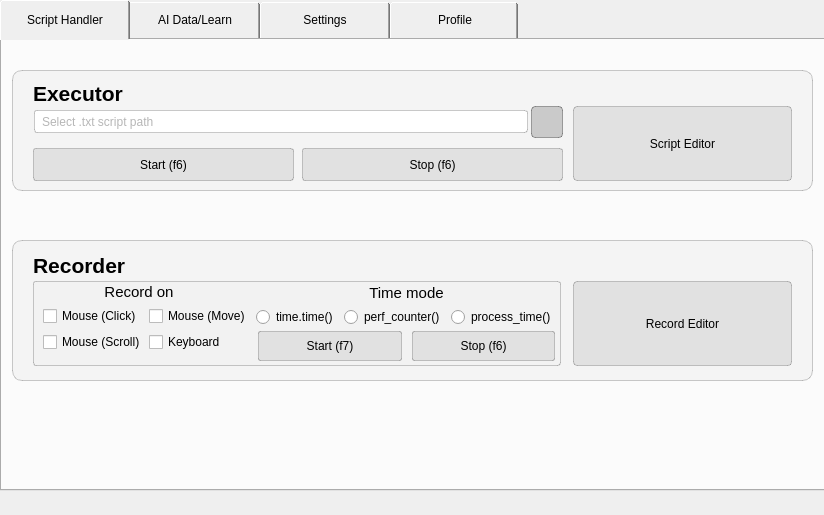
Old version of the form mainUI.ui in the repository GInputAI/GInputAI_Main.
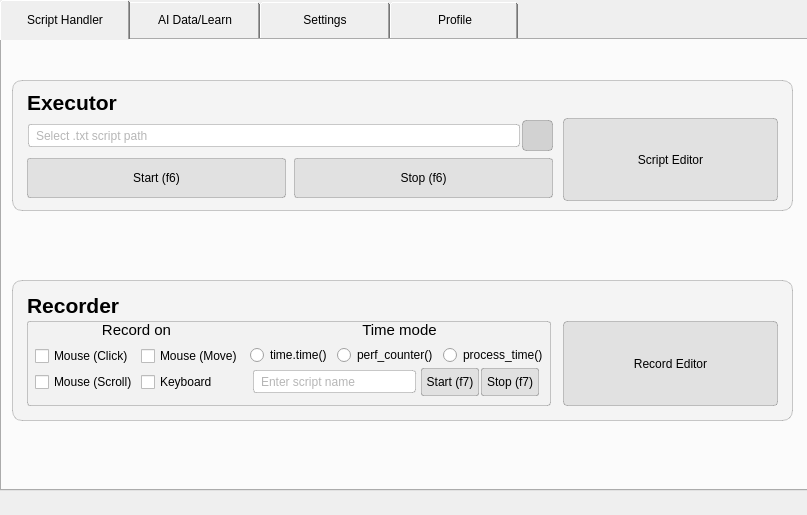
New version of the form. Icons and pictures are not drawn.

Commit message: new gui add record func

The edit to the form file:
```diff
--- a/mainUI.ui
+++ b/mainUI.ui
@@ -12,7 +12,7 @@
    <rect>
     <x>0</x>
     <y>0</y>
-    <width>824</width>
+    <width>807</width>
     <height>515</height>
    </rect>
   </property>
@@ -20,8 +20,8 @@
    <string>GInput AI</string>
   </property>
   <property name="windowIcon">
-   <iconset resource="files_ico.qrc">
-    <normaloff>:/ico/assets/mouse_icon-icons.com_60636.ico</normaloff>:/ico/assets/mouse_icon-icons.com_60636.ico</iconset>
+   <iconset>
+    <normaloff>:/ico/ico/mouse_icon-icons.com_60636.ico</normaloff>:/ico/ico/mouse_icon-icons.com_60636.ico</iconset>
   </property>
   <property name="styleSheet">
    <string notr="true"/>
@@ -52,7 +52,8 @@
 QTabBar::tab {
     flex: 1;
     align-self: center;
-}</string>
+}
+</string>
     </property>
     <property name="currentIndex">
      <number>0</number>
@@ -65,9 +66,9 @@
       <property name="geometry">
        <rect>
         <x>10</x>
-        <y>30</y>
-        <width>801</width>
-        <height>121</height>
+        <y>40</y>
+        <width>781</width>
+        <height>131</height>
        </rect>
       </property>
       <property name="styleSheet">
@@ -76,18 +77,36 @@
    border: 1px solid rgba(0, 0, 0, 0.2); border-radius: 10px;
 }</string>
       </property>
+      <property name="frameShape">
+       <enum>QFrame::StyledPanel</enum>
+      </property>
+      <property name="frameShadow">
+       <enum>QFrame::Raised</enum>
+      </property>
+      <widget class="QWidget" name="layoutWidget">
+       <property name="geometry">
+        <rect>
+         <x>0</x>
+         <y>0</y>
+         <width>781</width>
+         <height>131</height>
+        </rect>
+       </property>
       <layout class="QVBoxLayout" name="verticalLayout_3">
        <property name="spacing">
-        <number>0</number>
+         <number>3</number>
        </property>
        <property name="leftMargin">
-        <number>20</number>
+         <number>15</number>
        </property>
        <property name="topMargin">
         <number>10</number>
        </property>
        <property name="rightMargin">
-        <number>20</number>
+         <number>15</number>
+        </property>
+        <property name="bottomMargin">
+         <number>10</number>
        </property>
        <item>
         <widget class="QLabel" name="label">
@@ -126,10 +145,13 @@
          </property>
          <item>
           <layout class="QVBoxLayout" name="verticalLayout_2">
+            <property name="spacing">
+             <number>5</number>
+            </property>
            <item>
             <layout class="QHBoxLayout" name="horizontalLayout" stretch="20,0">
              <property name="spacing">
-              <number>3</number>
+               <number>2</number>
              </property>
              <property name="leftMargin">
               <number>1</number>
@@ -158,44 +180,40 @@
              </item>
              <item>
               <widget class="QPushButton" name="sh_ex_filepath">
-               <property name="sizePolicy">
-                <sizepolicy hsizetype="Minimum" vsizetype="Minimum">
-                 <horstretch>0</horstretch>
-                 <verstretch>0</verstretch>
-                </sizepolicy>
-               </property>
                <property name="minimumSize">
                 <size>
-                 <width>32</width>
-                 <height>32</height>
+                  <width>31</width>
+                  <height>31</height>
                 </size>
                </property>
                <property name="maximumSize">
                 <size>
-                 <width>32</width>
-                 <height>32</height>
+                  <width>31</width>
+                  <height>31</height>
                 </size>
                </property>
                <property name="styleSheet">
                 <string notr="true">QPushButton {
-   background-color: rgb(202, 202, 202);
-   border: 1px solid rgba(0, 0, 0, 0.32); border-radius: 4px;
+    background-color: rgb(210,210,210);
+    border: 1px solid rgba(0,0,0,0.2);
+	border-radius: 4px;
 }
 
 QPushButton:hover {
-    background-color: rgb(210,210,210);
+    background-color: rgb(225,225,225);
 }
 
 QPushButton:pressed {
-	background-color: rgb(235,235,235);
+    background-color: rgb(210,210,210);
+    color: rgba(0,0,0,0.4)
 }</string>
                </property>
                <property name="text">
                 <string/>
                </property>
                <property name="icon">
-                <iconset resource="files_ico.qrc">
-                 <normaloff>:/ico/assets/folder_open_FILL0_wght400_GRAD0_opsz24.ico</normaloff>:/ico/assets/folder_open_FILL0_wght400_GRAD0_opsz24.ico</iconset>
+                 <iconset>
+                  <normaloff>:/ico/ico/folder_open_FILL0_wght400_GRAD0_opsz24.ico</normaloff>:/ico/ico/folder_open_FILL0_wght400_GRAD0_opsz24.ico</iconset>
                </property>
               </widget>
              </item>
@@ -272,7 +290,7 @@
           <widget class="QPushButton" name="sh_ex_scripteditor">
            <property name="maximumSize">
             <size>
-             <width>219</width>
+              <width>215</width>
              <height>85</height>
             </size>
            </property>
@@ -304,12 +322,13 @@
        </item>
       </layout>
      </widget>
+     </widget>
      <widget class="QFrame" name="sh_rec">
       <property name="geometry">
        <rect>
         <x>10</x>
-        <y>200</y>
-        <width>801</width>
+        <y>240</y>
+        <width>781</width>
         <height>141</height>
        </rect>
       </property>
@@ -319,15 +338,36 @@
    border: 1px solid rgba(0, 0, 0, 0.2); border-radius: 10px;
 }</string>
       </property>
+      <property name="frameShape">
+       <enum>QFrame::StyledPanel</enum>
+      </property>
+      <property name="frameShadow">
+       <enum>QFrame::Raised</enum>
+      </property>
+      <widget class="QWidget" name="layoutWidget_5">
+       <property name="geometry">
+        <rect>
+         <x>0</x>
+         <y>0</y>
+         <width>781</width>
+         <height>141</height>
+        </rect>
+       </property>
       <layout class="QVBoxLayout" name="verticalLayout_5">
        <property name="spacing">
         <number>0</number>
        </property>
        <property name="leftMargin">
-        <number>20</number>
+         <number>15</number>
+        </property>
+        <property name="topMargin">
+         <number>10</number>
        </property>
        <property name="rightMargin">
-        <number>20</number>
+         <number>15</number>
+        </property>
+        <property name="bottomMargin">
+         <number>10</number>
        </property>
        <item>
         <widget class="QLabel" name="label_5">
@@ -354,7 +394,7 @@
         </widget>
        </item>
        <item>
-        <layout class="QHBoxLayout" name="horizontalLayout_7" stretch="700,800">
+         <layout class="QHBoxLayout" name="horizontalLayout_7" stretch="1000,420">
          <property name="spacing">
           <number>12</number>
          </property>
@@ -366,18 +406,6 @@
          </property>
          <item>
           <widget class="QFrame" name="frame_recon">
-           <property name="sizePolicy">
-            <sizepolicy hsizetype="Preferred" vsizetype="Preferred">
-             <horstretch>0</horstretch>
-             <verstretch>0</verstretch>
-            </sizepolicy>
-           </property>
-           <property name="minimumSize">
-            <size>
-             <width>0</width>
-             <height>0</height>
-            </size>
-           </property>
            <property name="styleSheet">
             <string notr="true">QFrame#frame_recon {
    background-color: rgba(0,0,0,0.01);
@@ -395,16 +423,24 @@
              <rect>
               <x>0</x>
               <y>0</y>
-              <width>212</width>
-              <height>22</height>
-             </rect>
-            </property>
+               <width>524</width>
+               <height>91</height>
+              </rect>
+             </property>
+             <layout class="QHBoxLayout" name="horizontalLayout_4">
+              <property name="spacing">
+               <number>0</number>
+              </property>
+              <item>
             <layout class="QVBoxLayout" name="verticalLayout_14">
              <property name="spacing">
               <number>0</number>
              </property>
+                <property name="leftMargin">
+                 <number>3</number>
+                </property>
              <item>
-              <widget class="QLabel" name="label_9">
+                 <widget class="QLabel" name="label_10">
                <property name="maximumSize">
                 <size>
                  <width>16777215</width>
@@ -418,28 +454,28 @@
                 <string notr="true">QLabel {
     font-size: 15px;
     font-family: &quot;Noto Sans&quot;;
-	qproperty-alignment: 'Qt::AlignVCenter | Qt::AlignHCenter';
 }</string>
                </property>
                <property name="text">
                 <string>Record on</string>
                </property>
                <property name="alignment">
-                <set>Qt::AlignCenter</set>
+                   <set>Qt::AlignHCenter|Qt::AlignTop</set>
                </property>
               </widget>
              </item>
-            </layout>
-           </widget>
-           <widget class="QWidget" name="layoutWidget">
-            <property name="geometry">
-             <rect>
-              <x>0</x>
-              <y>20</y>
-              <width>213</width>
-              <height>61</height>
-             </rect>
-            </property>
+                <item>
+                 <layout class="QHBoxLayout" name="horizontalLayout_14" stretch="0">
+                  <property name="spacing">
+                   <number>0</number>
+                  </property>
+                  <property name="leftMargin">
+                   <number>0</number>
+                  </property>
+                  <property name="rightMargin">
+                   <number>0</number>
+                  </property>
+                  <item>
             <layout class="QFormLayout" name="formLayout_2">
              <property name="horizontalSpacing">
               <number>3</number>
@@ -448,7 +484,7 @@
               <number>6</number>
              </property>
              <property name="leftMargin">
-              <number>10</number>
+                     <number>5</number>
              </property>
              <property name="topMargin">
               <number>5</number>
@@ -482,28 +518,27 @@
               </widget>
              </item>
             </layout>
-           </widget>
-           <widget class="QWidget" name="layoutWidget_3">
-            <property name="geometry">
-             <rect>
-              <x>210</x>
-              <y>0</y>
-              <width>317</width>
-              <height>82</height>
-             </rect>
-            </property>
-            <layout class="QVBoxLayout" name="verticalLayout_17">
+                  </item>
+                 </layout>
+                </item>
+               </layout>
+              </item>
+              <item>
+               <layout class="QVBoxLayout" name="verticalLayout_18">
              <property name="spacing">
               <number>3</number>
              </property>
              <property name="leftMargin">
-              <number>10</number>
-             </property>
-             <property name="topMargin">
-              <number>1</number>
+                 <number>5</number>
+                </property>
+                <property name="rightMargin">
+                 <number>0</number>
+                </property>
+                <property name="bottomMargin">
+                 <number>0</number>
              </property>
              <item>
-              <widget class="QLabel" name="label_7">
+                 <widget class="QLabel" name="label_9">
                <property name="maximumSize">
                 <size>
                  <width>16777215</width>
@@ -517,30 +552,32 @@
                 <string notr="true">QLabel {
     font-size: 15px;
     font-family: &quot;Noto Sans&quot;;
-	qproperty-alignment: 'Qt::AlignVCenter | Qt::AlignHCenter';
 }</string>
                </property>
                <property name="text">
                 <string>Time mode</string>
                </property>
                <property name="alignment">
-                <set>Qt::AlignCenter</set>
+                   <set>Qt::AlignHCenter|Qt::AlignTop</set>
                </property>
               </widget>
              </item>
              <item>
-              <layout class="QHBoxLayout" name="horizontalLayout_4" stretch="0,0,0,0,0">
+                 <layout class="QHBoxLayout" name="horizontalLayout_12" stretch="0,0,0,0,0">
                <property name="spacing">
-                <number>6</number>
+                   <number>5</number>
                </property>
                <property name="leftMargin">
                 <number>0</number>
                </property>
+                  <property name="topMargin">
+                   <number>3</number>
+                  </property>
                <property name="rightMargin">
                 <number>0</number>
                </property>
                <item>
-                <spacer name="horizontalSpacer_11">
+                   <spacer name="horizontalSpacer_12">
                  <property name="orientation">
                   <enum>Qt::Horizontal</enum>
                  </property>
@@ -574,7 +611,7 @@
                 </widget>
                </item>
                <item>
-                <spacer name="horizontalSpacer_2">
+                   <spacer name="horizontalSpacer_3">
                  <property name="orientation">
                   <enum>Qt::Horizontal</enum>
                  </property>
@@ -589,28 +626,51 @@
               </layout>
              </item>
              <item>
-              <layout class="QHBoxLayout" name="horizontalLayout_10">
+                 <layout class="QHBoxLayout" name="horizontalLayout_13" stretch="1000,350,350">
                <property name="spacing">
-                <number>10</number>
+                   <number>2</number>
                </property>
                <property name="leftMargin">
                 <number>5</number>
                </property>
                <property name="rightMargin">
-                <number>5</number>
-               </property>
+                   <number>12</number>
+                  </property>
+                  <item>
+                   <widget class="QLineEdit" name="sh_rec_line_filename">
+                    <property name="maximumSize">
+                     <size>
+                      <width>16777215</width>
+                      <height>23</height>
+                     </size>
+                    </property>
+                    <property name="styleSheet">
+                     <string notr="true">QLineEdit {
+	border: 1px solid rgba(0,0,0,0.2);
+	border-radius: 3px;
+	padding-left: 5px;
+    color: rgb(110, 110, 110);
+	margin-right: 3px;
+}
+</string>
+                    </property>
+                    <property name="placeholderText">
+                     <string>Enter script name</string>
+                    </property>
+                   </widget>
+                  </item>
                <item>
                 <widget class="QPushButton" name="sh_rec_start">
                  <property name="minimumSize">
                   <size>
                    <width>0</width>
-                   <height>30</height>
+                      <height>28</height>
                   </size>
                  </property>
                  <property name="maximumSize">
                   <size>
                    <width>16777215</width>
-                   <height>30</height>
+                      <height>28</height>
                   </size>
                  </property>
                  <property name="styleSheet">
@@ -639,13 +699,13 @@
                  <property name="minimumSize">
                   <size>
                    <width>0</width>
-                   <height>30</height>
+                      <height>28</height>
                   </size>
                  </property>
                  <property name="maximumSize">
                   <size>
                    <width>16777215</width>
-                   <height>30</height>
+                      <height>28</height>
                   </size>
                  </property>
                  <property name="styleSheet">
@@ -665,9 +725,24 @@
 }</string>
                  </property>
                  <property name="text">
-                  <string>Stop (f6)</string>
-                 </property>
-                </widget>
+                     <string>Stop (f7)</string>
+                    </property>
+                   </widget>
+                  </item>
+                 </layout>
+                </item>
+                <item>
+                 <spacer name="verticalSpacer">
+                  <property name="orientation">
+                   <enum>Qt::Vertical</enum>
+                  </property>
+                  <property name="sizeHint" stdset="0">
+                   <size>
+                    <width>20</width>
+                    <height>40</height>
+                   </size>
+                  </property>
+                 </spacer>
                </item>
               </layout>
              </item>
@@ -679,7 +754,7 @@
           <widget class="QPushButton" name="sh_rec_recordeditor">
            <property name="maximumSize">
             <size>
-             <width>219</width>
+              <width>215</width>
              <height>85</height>
             </size>
            </property>
@@ -707,6 +782,7 @@
         </layout>
        </item>
       </layout>
+      </widget>
      </widget>
     </widget>
     <widget class="QWidget" name="tab4">
```
Lines whose indentation alone changed are shown as unchanged. The commit also changes 5 other files.
